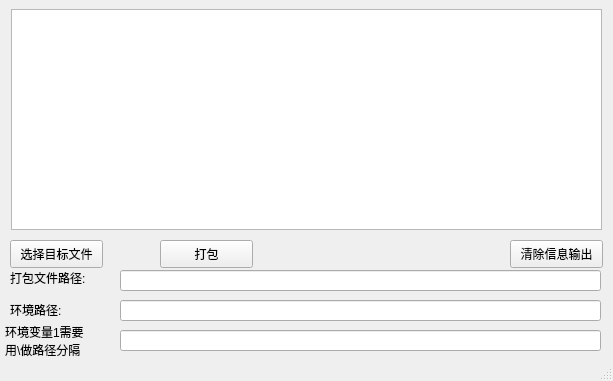
Above: mainwindow.ui from AnubisHades/QT_PACK_TOOL before the change. Below: the same form after it.
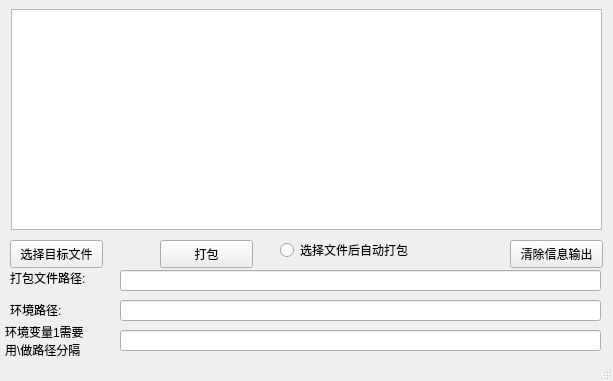
That is the form after the change.

The edit to the form file:
```diff
--- a/mainwindow.ui
+++ b/mainwindow.ui
@@ -119,6 +119,19 @@
 用\做路径分隔</string>
     </property>
    </widget>
+   <widget class="QRadioButton" name="radioButton">
+    <property name="geometry">
+     <rect>
+      <x>280</x>
+      <y>240</y>
+      <width>151</width>
+      <height>20</height>
+     </rect>
+    </property>
+    <property name="text">
+     <string>选择文件后自动打包</string>
+    </property>
+   </widget>
    <widget class="QPushButton" name="pushButton_Clear">
     <property name="enabled">
      <bool>true</bool>
```
